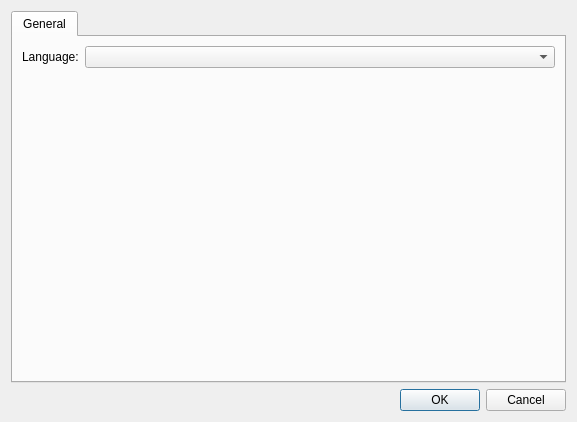
Before: the Qt Designer form settingsdialog.ui in IoeCmcomc/MCDatapacker, drawn with Qt 5.
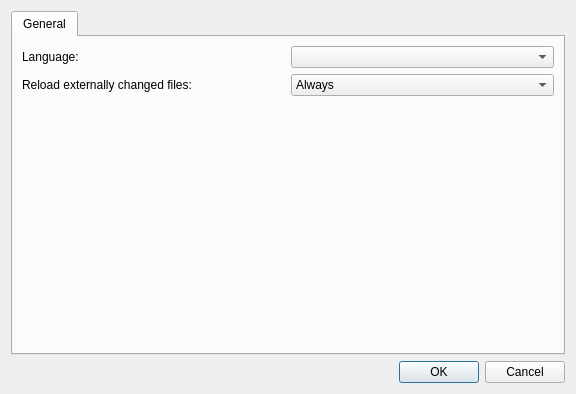
After: the same form once the commit is applied.

Commit message: Added externally changed files reloading functionality. Files now will be saved in UTF-8. Corrected translations. Dragging and dropping files from DatapackTreeView to CodeEditor now will try to convert the file path to Minecraft namespaced ID.

```diff
--- a/settingsdialog.ui
+++ b/settingsdialog.ui
@@ -6,8 +6,8 @@
    <rect>
     <x>0</x>
     <y>0</y>
-    <width>577</width>
-    <height>422</height>
+    <width>576</width>
+    <height>394</height>
    </rect>
   </property>
   <property name="windowTitle">
@@ -23,16 +23,66 @@
       <attribute name="title">
        <string>General</string>
       </attribute>
-      <layout class="QFormLayout" name="formLayout">
-       <item row="0" column="0">
-        <widget class="QLabel" name="label">
-         <property name="text">
-          <string>Language:</string>
+      <layout class="QVBoxLayout" name="verticalLayout">
+       <item>
+        <layout class="QHBoxLayout" name="horizontalLayout">
+         <property name="sizeConstraint">
+          <enum>QLayout::SetDefaultConstraint</enum>
          </property>
-        </widget>
+         <item>
+          <widget class="QLabel" name="label">
+           <property name="text">
+            <string>Language:</string>
+           </property>
+          </widget>
+         </item>
+         <item>
+          <widget class="QComboBox" name="languageCombo"/>
+         </item>
+        </layout>
        </item>
-       <item row="0" column="1">
-        <widget class="QComboBox" name="languageCombo"/>
+       <item>
+        <layout class="QHBoxLayout" name="horizontalLayout_2">
+         <item>
+          <widget class="QLabel" name="label_2">
+           <property name="text">
+            <string>Reload externally changed files:</string>
+           </property>
+          </widget>
+         </item>
+         <item>
+          <widget class="QComboBox" name="reloadExternChangesCombo">
+           <item>
+            <property name="text">
+             <string>Always</string>
+            </property>
+           </item>
+           <item>
+            <property name="text">
+             <string>Always ask</string>
+            </property>
+           </item>
+           <item>
+            <property name="text">
+             <string>Never</string>
+            </property>
+           </item>
+          </widget>
+         </item>
+        </layout>
+       </item>
+       <item>
+        <spacer name="verticalSpacer">
+         <property name="orientation">
+          <enum>Qt::Vertical</enum>
+         </property>
+         <property name="sizeHint" stdset="0">
+          <size>
+           <width>20</width>
+           <height>40</height>
+          </size>
+         </property>
+        </spacer>
        </item>
       </layout>
      </widget>
```
The commit also changes 11 other files.
